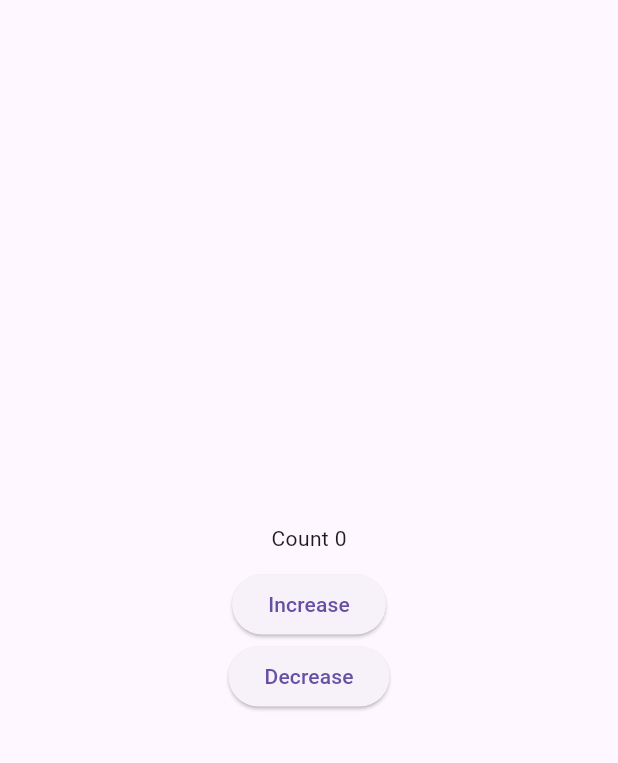
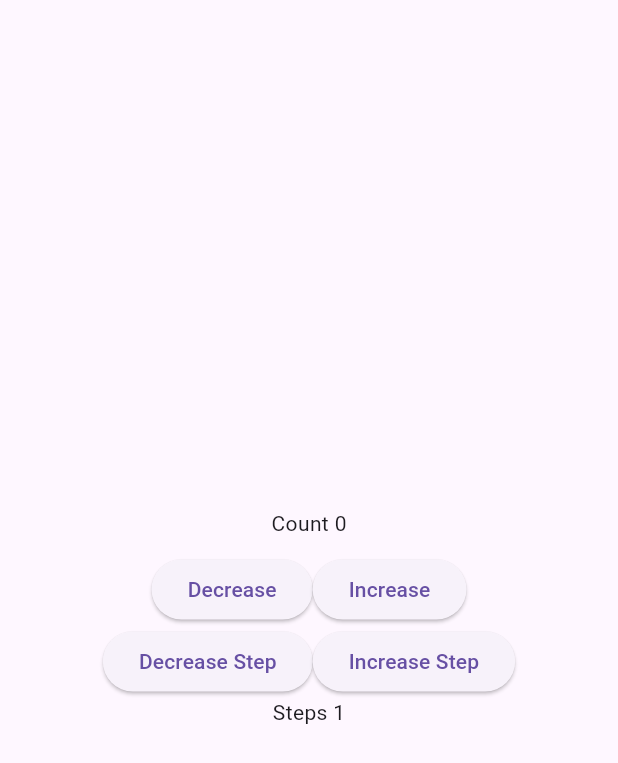
Before and after one commit to DamisolaT/share_store_getx, a Flutter app: the screen it shows after launch, after a tap on "Decrease", after a tap on "Increase", on a phone screen of 412 x 824 dp. Shown: the top 763 px of the screen. Run offline on Flutter 3.47's test engine with Material 3 defaults, Android fonts, the phone set to English and light mode, and no system bars; our stand-ins replace get.

Commit message:
steps counter

```diff
--- a/lib/screens/home.dart
+++ b/lib/screens/home.dart
@@ -2,7 +2,7 @@
 import 'package:get/get.dart';
 
 var count = 0.obs;
-
+var steps = 1.obs;
 
 class HomeScreen extends StatelessWidget{
   const HomeScreen({super.key});
@@ -17,17 +17,37 @@
         children: [
           Text("Count ${count.value}"),
           const SizedBox(height: 10,),
+          Row(
+            mainAxisAlignment: MainAxisAlignment.center,
+            children: [
               ElevatedButton(
                 onPressed: (){
-              count.value = count.value +1;
+                  count.value = count.value - steps.value;
+                },
+                child: const Text("Decrease")),
+                ElevatedButton(
+                onPressed: (){
+                  count.value = steps.value + count.value;
                 },
                 child: const Text("Increase")),
+            ],
+          ),
+              Row(
+            mainAxisAlignment: MainAxisAlignment.center,
+            children: [
               ElevatedButton(
                 onPressed: (){
-              count.value--;
+                  steps.value--;
                 },
-            child: const Text("Decrease")),
-
+                child: const Text("Decrease Step")),
+                ElevatedButton(
+                onPressed: (){
+                  steps.value++;
+                },
+                child: const Text("Increase Step")),
+            ],
+          ),
+          Text("Steps ${steps.value}")
         ],
       ),
     ),
```
Lines whose indentation alone changed are shown as unchanged.
